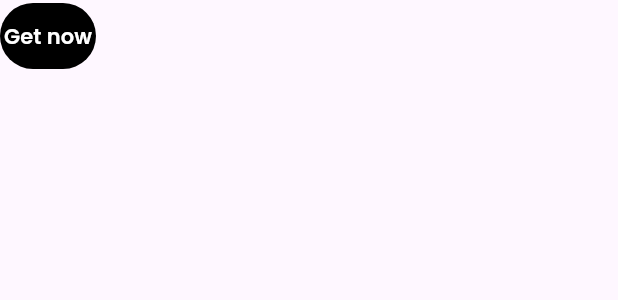
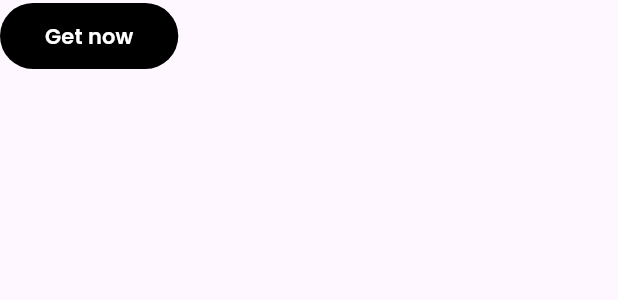
Before and after one commit to iawtk2302/Ecommerce-App, a Flutter app: the MyButton widget shown alone on an empty page, opened directly, on a phone screen of 412 x 824 dp. Shown: the top 300 px of the screen. Run offline on Flutter 3.47's test engine with Material 2 defaults, Android fonts, the light colour scheme and no system bars; our stand-ins replace bloc, cloud_firestore, equatable, firebase_auth, firebase_core, flutter_bloc and 5 more; missing offline and left inert: flutter_facebook_auth; accounts and stored records are empty; network calls fail.

Commit message:
style: add padding to my button

```diff
--- a/lib/common_widgets/my_button.dart
+++ b/lib/common_widgets/my_button.dart
@@ -6,6 +6,7 @@ class MyButton extends StatelessWidget {
   final Color backgroundColor;
   final VoidCallback onPressed;
   final EdgeInsetsGeometry? margin;
+  final EdgeInsets padding;
 
   const MyButton({
     super.key,
@@ -13,6 +14,7 @@ class MyButton extends StatelessWidget {
     required this.onPressed,
     this.margin,
     this.backgroundColor = AppColors.primaryColor,
+    this.padding = const EdgeInsets.symmetric(horizontal: 30, vertical: 12),
   });
 
   @override
@@ -22,7 +24,7 @@ class MyButton extends StatelessWidget {
       child: ElevatedButton(
         style: ElevatedButton.styleFrom(
           elevation: 0,
-          padding: const EdgeInsets.symmetric(vertical: 12),
+          padding: padding,
           backgroundColor: backgroundColor,
         ),
         onPressed: onPressed,
```
